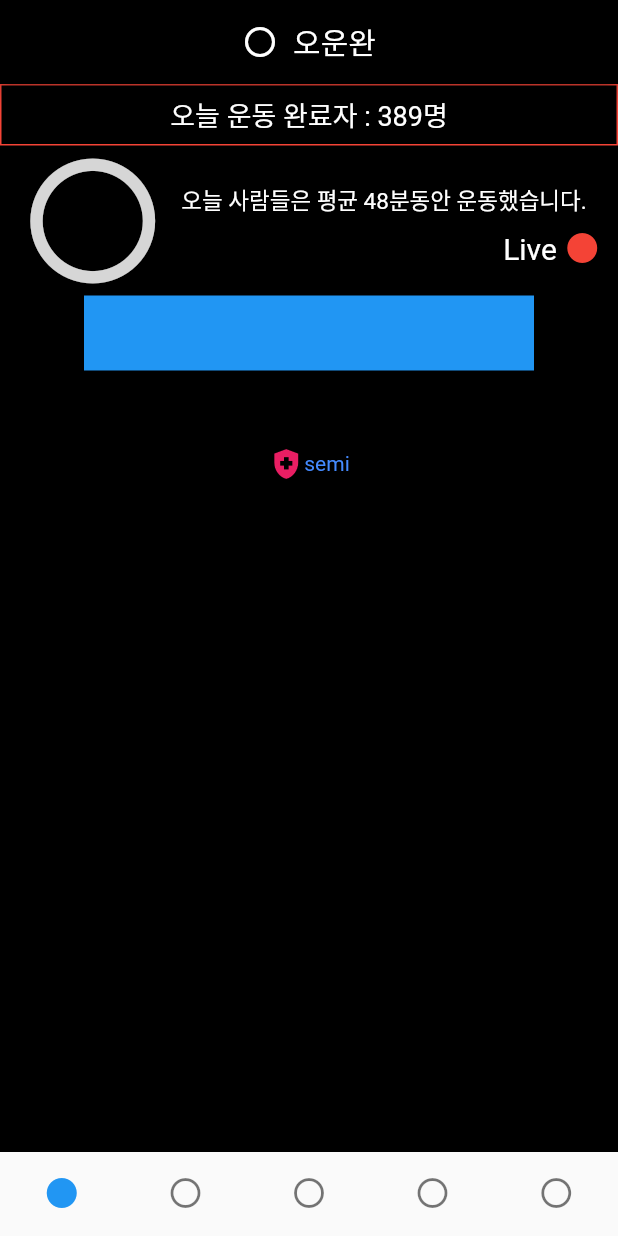
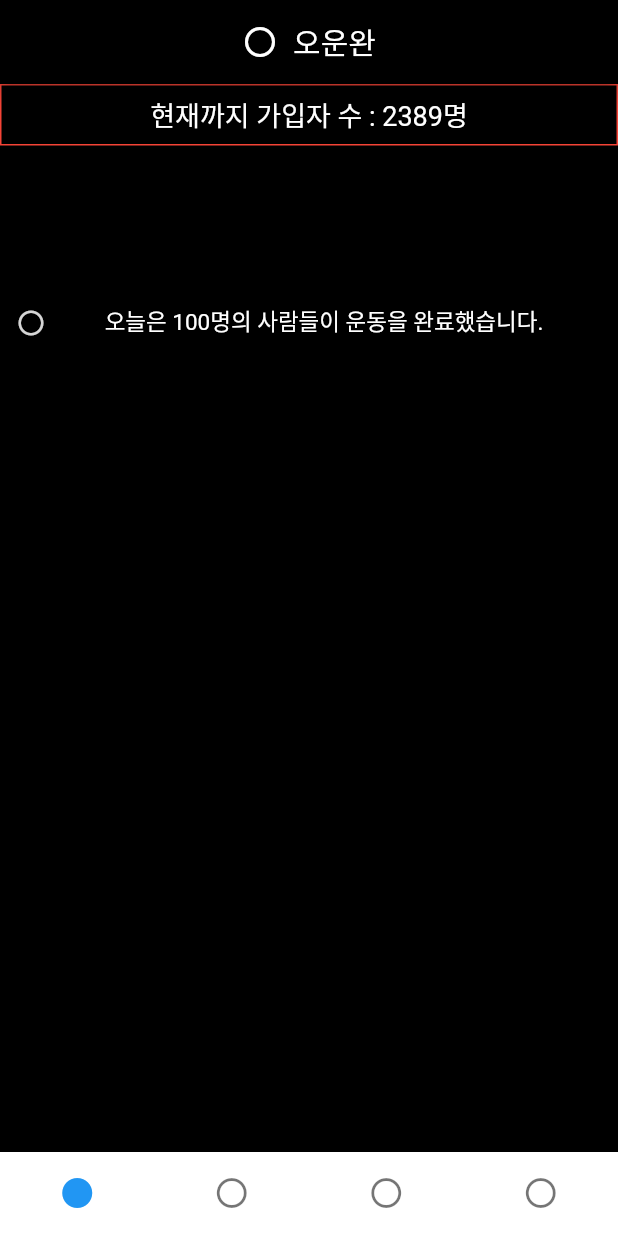
Before and after one commit to jwson-automation/wtwetwgfkdfndfbnd, a Flutter app: the screen it shows once a user with an empty profile is signed in, on a phone screen of 412 x 824 dp. Run offline on Flutter 3.47's test engine with Material 2 defaults, Android fonts, the phone set to English and light mode, and no system bars; our stand-ins replace cloud_firestore, firebase_auth, firebase_core, firebase_storage, get, google_sign_in and 2 more; missing offline and left inert: dart:ffi; accounts and stored records are empty; Roboto replaces fonts that are missing (Schyler).

Commit message:
page_update_all

```diff
--- a/lib/app.dart
+++ b/lib/app.dart
@@ -1,8 +1,10 @@
 import 'package:flutter/material.dart';
 import 'package:get/get.dart';
 import 'package:wtwetwgfkdfndfbnd/src/controller/bottom_nav_controller.dart';
-import 'package:wtwetwgfkdfndfbnd/src/pages/first_page.dart';
-import 'package:wtwetwgfkdfndfbnd/src/pages/my_page.dart';
+import 'package:wtwetwgfkdfndfbnd/src/pages/2_coupang.dart';
+import 'package:wtwetwgfkdfndfbnd/src/pages/1_first_page.dart';
+import 'package:wtwetwgfkdfndfbnd/src/pages/4_mypage.dart';
+import 'package:wtwetwgfkdfndfbnd/src/pages/3_history.dart';
 
 class App extends GetView<BottomNavController> {
   const App({super.key});
@@ -10,51 +12,19 @@ class App extends GetView<BottomNavController> {
   @override
   Widget build(BuildContext context) {
     return Obx(() => Scaffold(
-          backgroundColor: Colors.black,
-          appBar: AppBar(
-            backgroundColor: Colors.black,
-            title: Row(
-              children: [
-                Icon(Icons.circle_outlined),
-                SizedBox(width: 10),
-                Text('오운완')
-              ],
-              mainAxisAlignment: MainAxisAlignment.center,
-            ),
-            // centerTitle: mounted,
-          ),
+          // backgroundColor: Colors.black,
+
           body: IndexedStack(
             index: controller.pageIndex.value,
             children: [
               FirstPage(),
-              Container(
-                child: Center(
-                  child: Text(
-                    'upload',
-                    style: TextStyle(color: Colors.red),
-                  ),
-                ),
-              ),
-              Container(
-                child: Center(
-                  child: Text(
-                    'activity',
-                    style: TextStyle(color: Colors.red),
-                  ),
-                ),
-              ),
-              Container(
-                child: Center(
-                  child: Text(
-                    'mypage',
-                    style: TextStyle(color: Colors.red),
-                  ),
-                ),
-              ),
+              CoupangPage(),
+              HistoryPage(),
               MyPage(),
             ],
           ),
           bottomNavigationBar: BottomNavigationBar(
+            backgroundColor: Colors.white,
             type: BottomNavigationBarType.fixed,
             showSelectedLabels: false,
             showUnselectedLabels: false,
@@ -78,10 +48,6 @@ class App extends GetView<BottomNavController> {
                   icon: Icon(Icons.circle_outlined),
                   activeIcon: Icon(Icons.circle_rounded),
                   label: 'home'),
-              BottomNavigationBarItem(
-                  icon: Icon(Icons.circle_outlined),
-                  activeIcon: Icon(Icons.circle_rounded),
-                  label: 'home'),
             ],
 
             //  mainAxisAlignment: MainAxisAlignment.spaceEvenly),
--- a/lib/main.dart
+++ b/lib/main.dart
@@ -5,7 +5,7 @@ import 'package:flutter/material.dart';
 import 'package:get/get.dart';
 import 'package:wtwetwgfkdfndfbnd/firebase_options.dart';
 import 'package:wtwetwgfkdfndfbnd/src/binding/init_binding.dart';
-import 'package:wtwetwgfkdfndfbnd/src/pages/root.dart';
+import 'package:wtwetwgfkdfndfbnd/src/pages/9_root.dart';
 
 Future<void> main() async {
   WidgetsFlutterBinding.ensureInitialized();
--- a/lib/src/components/Live_notice.dart
+++ b/lib/src/components/Live_notice.dart
@@ -5,30 +5,6 @@ class LiveNotice extends StatelessWidget {
 
   @override
   Widget build(BuildContext context) {
-    return Column(
-      children: [
-        Container(
-          width: 300,
-          height: 50,
-          color: Colors.blue,
-        ),
-        SizedBox(
-          height: 50,
-        ),
-        Row(
-          mainAxisAlignment: MainAxisAlignment.center,
-          children: [
-            Icon(
-              Icons.health_and_safety_sharp,
-              color: Colors.pink,
-            ),
-            Text(
-              'semi',
-              style: TextStyle(color: Colors.blueAccent),
-            )
-          ],
-        ),
-      ],
-    );
+    return Container();
   }
 }
--- /dev/null
+++ b/lib/src/pages/1_first_page.dart
@@ -0,0 +1,49 @@
+import 'package:flutter/material.dart';
+import 'package:wtwetwgfkdfndfbnd/src/components/Live_notice.dart';
+import 'package:wtwetwgfkdfndfbnd/src/pages/seperated_feature/notice_scroll.dart';
+
+class FirstPage extends StatelessWidget {
+  const FirstPage({super.key});
+
+  @override
+  Widget build(BuildContext context) {
+    return Scaffold(
+      backgroundColor: Colors.black,
+      appBar: AppBar(
+        backgroundColor: Colors.black,
+        title: Row(
+          children: [
+            Icon(Icons.circle_outlined),
+            SizedBox(width: 10),
+            Text('오운완')
+          ],
+          mainAxisAlignment: MainAxisAlignment.center,
+        ),
+        // centerTitle: mounted,
+      ),
+      body: SingleChildScrollView(
+        child: Column(
+          children: [
+            Container(
+              padding: EdgeInsets.all(6),
+              decoration: BoxDecoration(
+                  // boxShadow: BoxShadow(10),
+                  border: Border.all(color: Colors.red)),
+              alignment: Alignment.center,
+              // setState 넣어서 실시간으로 업데이트 되도록 해주기
+              child: Text(
+                '현재까지 가입자 수 : 2389명',
+                style: TextStyle(
+                    color: Colors.white, fontSize: 18, fontFamily: 'Schyler'),
+              ),
+            ),
+            SizedBox(
+              height: 100,
+            ),
+            NoticePage(),
+          ],
+        ),
+      ),
+    );
+  }
+}
--- a/lib/src/pages/root.dart
+++ b/lib/src/pages/9_root.dart
@@ -3,9 +3,9 @@ import 'package:flutter/material.dart';
 import 'package:get/get.dart';
 import 'package:wtwetwgfkdfndfbnd/src/controller/auth_controller.dart';
 import 'package:wtwetwgfkdfndfbnd/src/model/ounwan_user.dart';
-import 'package:wtwetwgfkdfndfbnd/src/pages/login.dart';
+import 'package:wtwetwgfkdfndfbnd/src/pages/7_login.dart';
 import 'package:wtwetwgfkdfndfbnd/app.dart';
-import 'package:wtwetwgfkdfndfbnd/src/pages/sign_up_page.dart';
+import 'package:wtwetwgfkdfndfbnd/src/pages/8_sign_up_page.dart';
 
 class Root extends GetView<AuthController> {
   const Root({super.key});
--- a/lib/src/pages/first_page.dart
+++ /dev/null
@@ -1,32 +0,0 @@
-import 'package:flutter/material.dart';
-import 'package:wtwetwgfkdfndfbnd/src/components/Live_notice.dart';
-import 'package:wtwetwgfkdfndfbnd/src/pages/seperated_feature/notice_scroll.dart';
-
-class FirstPage extends StatelessWidget {
-  const FirstPage({super.key});
-
-  @override
-  Widget build(BuildContext context) {
-    return SingleChildScrollView(
-      child: Column(
-        children: [
-          Container(
-            padding: EdgeInsets.all(6),
-            decoration: BoxDecoration(
-                // boxShadow: BoxShadow(10),
-                border: Border.all(color: Colors.red)),
-            alignment: Alignment.center,
-            // color: Colors.red[200],
-            child: Text(
-              '오늘 운동 완료자 : 389명',
-              style: TextStyle(
-                  color: Colors.white, fontSize: 18, fontFamily: 'Schyler'),
-            ),
-          ),
-          NoticePage(),
-          LiveNotice(),
-        ],
-      ),
-    );
-  }
-}
--- a/lib/src/pages/seperated_feature/notice_scroll.dart
+++ b/lib/src/pages/seperated_feature/notice_scroll.dart
@@ -12,19 +12,19 @@ class NoticePage extends StatelessWidget {
           mainAxisAlignment: MainAxisAlignment.center,
           children: [
             Flexible(
-              flex: 3,
+              flex: 1,
               child: Container(
                 child: Icon(
                   Icons.circle_outlined,
                   color: Colors.grey[350],
-                  size: 100.0,
+                  size: 20.0,
                 ),
                 // Text('Image'),
                 // color: Colors.red,
               ),
             ),
             Flexible(
-              flex: 7,
+              flex: 9,
               child: Column(
                 children: [
                   Container(
@@ -35,7 +35,7 @@ class NoticePage extends StatelessWidget {
                             // color: Colors.red,
                             )),
                     // color: Colors.blue,
-                    child: Text('오늘 사람들은 평균 48분동안 운동했습니다.',
+                    child: Text('오늘은 100명의 사람들이 운동을 완료했습니다.',
                         textAlign: TextAlign.center,
                         style: TextStyle(
                             color: Colors.white,
@@ -47,24 +47,6 @@ class NoticePage extends StatelessWidget {
                     height: 3,
                     // child: Text('right'),
                   ),
-                  Row(
-                    mainAxisAlignment: MainAxisAlignment.end,
-                    children: [
-                      Container(
-                        // color: Colors.blue,
-
-                        child: Text(
-                          'Live',
-                          style: TextStyle(color: Colors.white, fontSize: 20),
-                        ),
-                      ),
-                      SizedBox(width: 5),
-                      Icon(
-                        Icons.circle,
-                        color: Colors.red,
-                      )
-                    ],
-                  ),
                 ],
               ),
             )
```
Also changed, not shown: lib/src/pages/2_coupang.dart (added, +77 -0 lines), lib/src/pages/3_history.dart (added, +80 -0 lines), lib/src/pages/4_mypage.dart (added, +174 -0 lines), lib/src/pages/my_page.dart (deleted, +0 -25 lines), lib/src/pages/7_login.dart (renamed from lib/src/pages/Login.dart), lib/src/pages/8_sign_up_page.dart (renamed from lib/src/pages/sign_up_page.dart).
